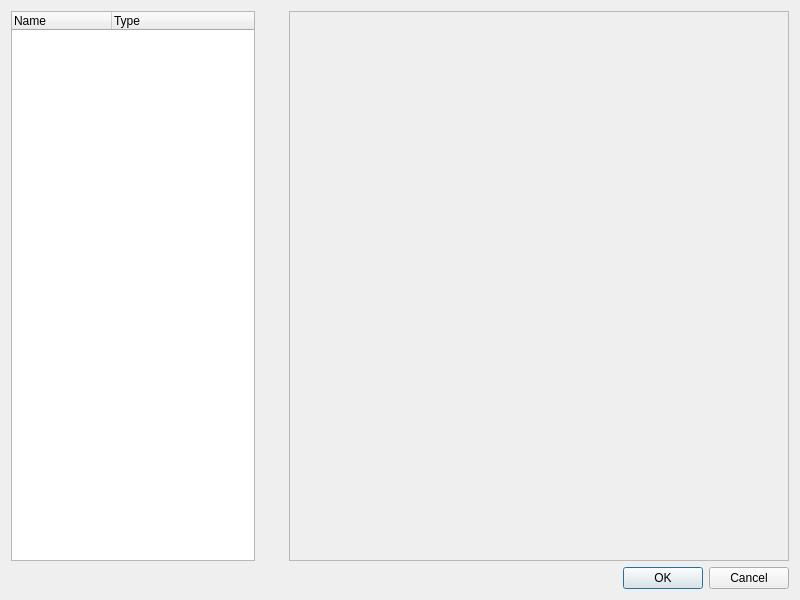
Old version of the form src/ui/qt/ConfigureDialog.ui in the repository wisk/medusa.
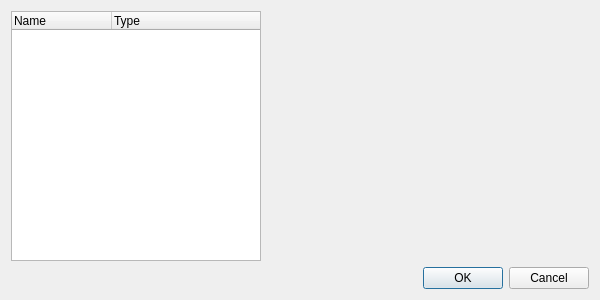
New version of the form.

Commit message: ui_qt: change design of cfg dlg, add handling of click on item

```diff
--- a/src/ui/qt/ConfigureDialog.ui
+++ b/src/ui/qt/ConfigureDialog.ui
@@ -6,8 +6,8 @@
    <rect>
     <x>0</x>
     <y>0</y>
-    <width>800</width>
-    <height>600</height>
+    <width>600</width>
+    <height>300</height>
    </rect>
   </property>
   <property name="windowTitle">
@@ -20,9 +20,27 @@
       <layout class="QHBoxLayout" name="horizontalLayout">
        <item>
         <widget class="QTreeWidget" name="ConfigurationTree">
+         <property name="minimumSize">
+          <size>
+           <width>50</width>
+           <height>0</height>
+          </size>
+         </property>
+         <property name="maximumSize">
+          <size>
+           <width>250</width>
+           <height>16777215</height>
+          </size>
+         </property>
          <property name="showDropIndicator" stdset="0">
           <bool>true</bool>
          </property>
+         <property name="indentation">
+          <number>10</number>
+         </property>
+         <property name="uniformRowHeights">
+          <bool>true</bool>
+         </property>
          <property name="headerHidden">
           <bool>false</bool>
          </property>
@@ -55,20 +73,20 @@
         </spacer>
        </item>
        <item>
-        <widget class="QFrame" name="ConfigurationFrame">
-         <property name="minimumSize">
+        <layout class="QVBoxLayout" name="ConfigurationLayout"/>
+       </item>
+       <item>
+        <spacer name="horizontalSpacer_1">
+         <property name="orientation">
+          <enum>Qt::Horizontal</enum>
+         </property>
+         <property name="sizeHint" stdset="0">
           <size>
-           <width>500</width>
-           <height>0</height>
+           <width>40</width>
+           <height>20</height>
           </size>
          </property>
-         <property name="frameShape">
-          <enum>QFrame::StyledPanel</enum>
-         </property>
-         <property name="frameShadow">
-          <enum>QFrame::Raised</enum>
-         </property>
-        </widget>
+        </spacer>
        </item>
       </layout>
      </item>
```
Left out of the diff: 4 changed lines with no effect on the pictures. The commit also changes 2 other files.
